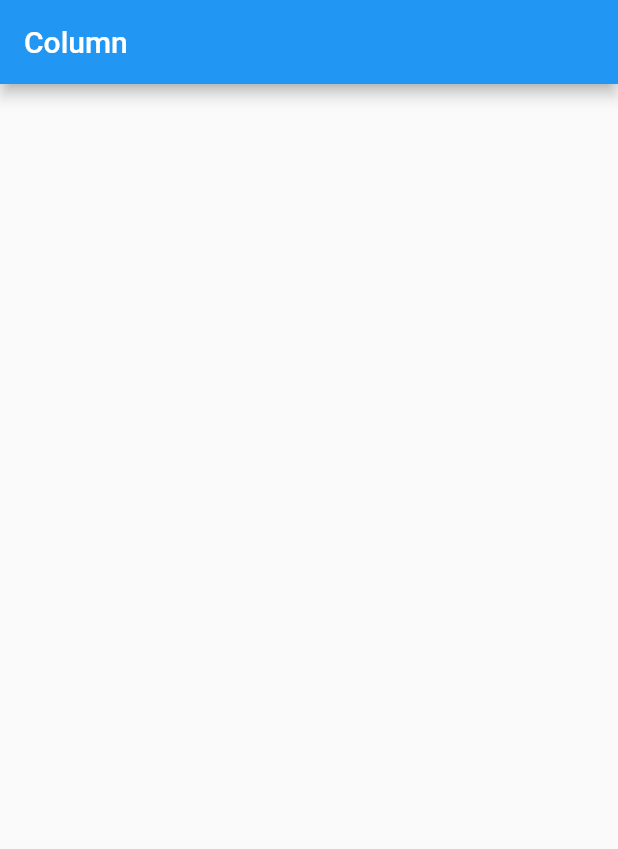
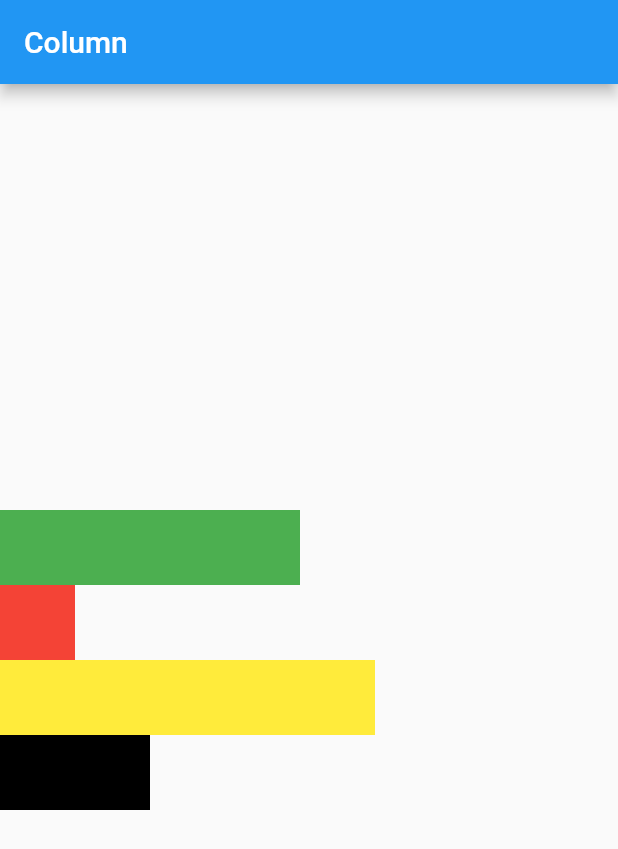
Before and after one commit to diczst/flutter-dasar, a Flutter app: the screen it shows after launch, on a phone screen of 412 x 824 dp. Shown: the top 849 px of the screen. Run offline on Flutter 3.47's test engine with Material 2 defaults, Android fonts, the phone set to English and light mode, and no system bars.

Commit message:
visible and invisible widget

```diff
--- a/lib/main.dart
+++ b/lib/main.dart
@@ -14,6 +14,33 @@ class MyApp extends StatelessWidget {
         appBar: AppBar(
           title: Text("Column"),
         ),
+
+        body: Column(
+          mainAxisAlignment: MainAxisAlignment.center,
+          crossAxisAlignment: CrossAxisAlignment.start,
+          children: [
+            Container(
+              width: 200,
+              height: 50,
+              color: Colors.green,
+            ),
+            Container(
+              width: 50,
+              height: 50,
+              color: Colors.red,
+            ),
+            Container(
+              width: 250,
+              height: 50,
+              color: Colors.yellow,
+            ),
+            Container(
+              width: 100,
+              height: 50,
+              color: Colors.black,
+            )
+          ],
+        ),
       ),
     );
   }
```
Also changed, not shown: 1 other file.
